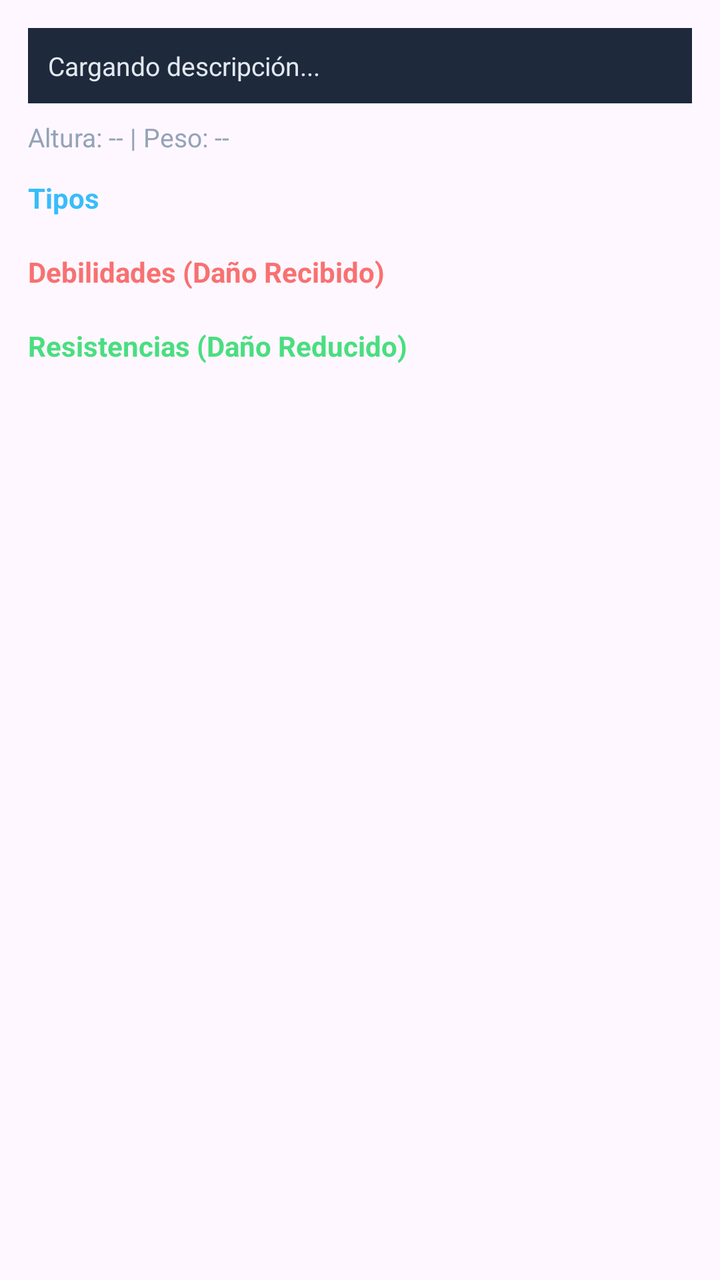
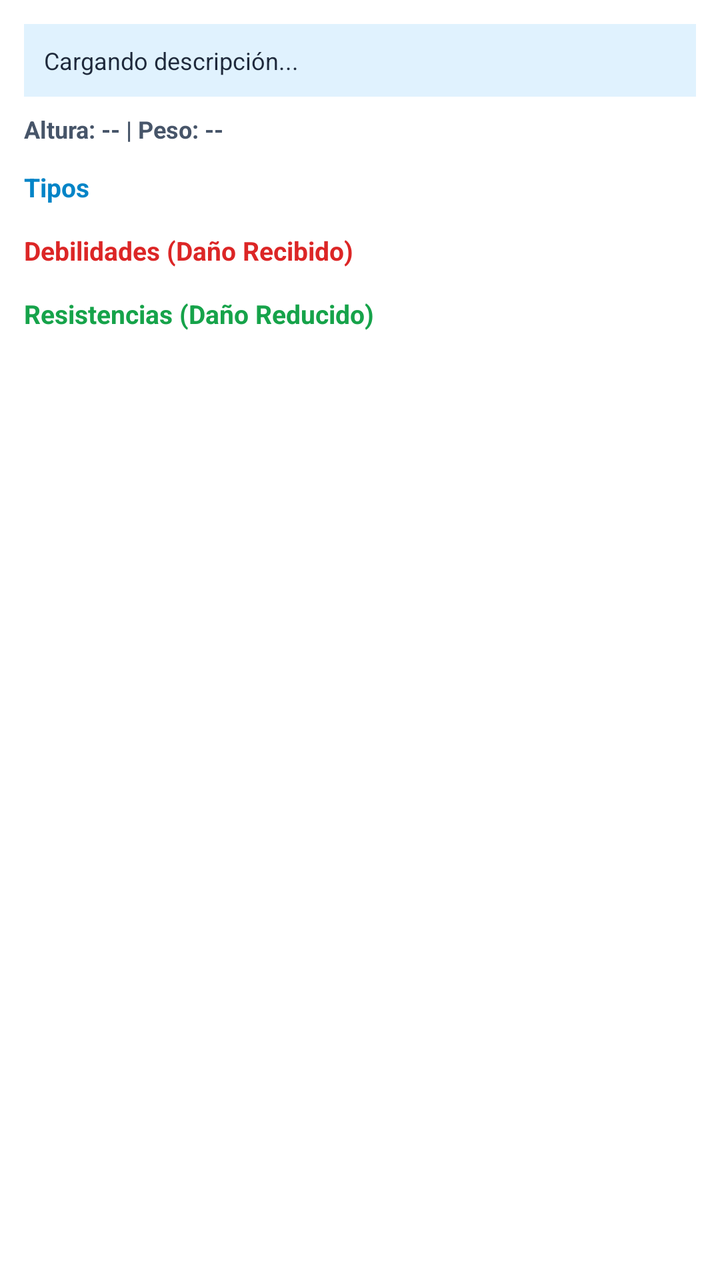

Before-and-after screenshots of an Android layout around one commit, followed by the original layout XML and the change that was made.
<!-- AndroidManifest.xml: application theme Theme.PokeAppiCesba -->
<!-- res/layout/fragment_tab_info.xml -->
<?xml version="1.0" encoding="utf-8"?>
<ScrollView xmlns:android="http://schemas.android.com/apk/res/android"
    android:layout_width="match_parent"
    android:layout_height="match_parent"
    android:fillViewport="true">

    <LinearLayout
        android:layout_width="match_parent"
        android:layout_height="wrap_content"
        android:orientation="vertical"
        android:padding="14dp">

        
        <TextView
            android:id="@+id/tvDescription"
            android:layout_width="match_parent"
            android:layout_height="wrap_content"
            android:text="Cargando descripción..."
            android:textColor="#E2E8F0"
            android:textSize="13sp"
            android:lineSpacingExtra="3dp"
            android:background="#1E293B"
            android:padding="10dp"
            android:layout_marginBottom="8dp" />

        <TextView
            android:id="@+id/tvDetails"
            android:layout_width="match_parent"
            android:layout_height="wrap_content"
            android:text="Altura: -- | Peso: --"
            android:textColor="#94A3B8"
            android:textSize="13sp"
            android:layout_marginBottom="12dp" />

        
        <TextView
            android:layout_width="wrap_content"
            android:layout_height="wrap_content"
            android:text="Tipos"
            android:textColor="#38BDF8"
            android:textSize="14sp"
            android:textStyle="bold"
            android:layout_marginBottom="6dp" />

        <HorizontalScrollView
            android:layout_width="match_parent"
            android:layout_height="wrap_content"
            android:scrollbars="none"
            android:layout_marginBottom="12dp">

            <LinearLayout
                android:id="@+id/containerTypes"
                android:layout_width="wrap_content"
                android:layout_height="wrap_content"
                android:orientation="horizontal" />
        </HorizontalScrollView>

        
        <TextView
            android:layout_width="wrap_content"
            android:layout_height="wrap_content"
            android:text="Debilidades (Daño Recibido)"
            android:textColor="#F87171"
            android:textSize="14sp"
            android:textStyle="bold"
            android:layout_marginBottom="6dp" />

        <HorizontalScrollView
            android:layout_width="match_parent"
            android:layout_height="wrap_content"
            android:scrollbars="none"
            android:layout_marginBottom="12dp">

            <LinearLayout
                android:id="@+id/containerDebilidades"
                android:layout_width="wrap_content"
                android:layout_height="wrap_content"
                android:orientation="horizontal" />
        </HorizontalScrollView>

        
        <TextView
            android:layout_width="wrap_content"
            android:layout_height="wrap_content"
            android:text="Resistencias (Daño Reducido)"
            android:textColor="#4ADE80"
            android:textSize="14sp"
            android:textStyle="bold"
            android:layout_marginBottom="6dp" />

        <HorizontalScrollView
            android:layout_width="match_parent"
            android:layout_height="wrap_content"
            android:scrollbars="none">

            <LinearLayout
                android:id="@+id/containerResistencias"
                android:layout_width="wrap_content"
                android:layout_height="wrap_content"
                android:orientation="horizontal" />
        </HorizontalScrollView>

    </LinearLayout>
</ScrollView>
<!-- resources referenced by this layout -->
<resources>
  <style name="Theme.PokeAppiCesba" parent="Base.Theme.PokeAppiCesba" />
  <style name="Base.Theme.PokeAppiCesba" parent="Theme.Material3.DayNight.NoActionBar">
          
          
      </style>
</resources>

<!-- the commit's change to res/layout/fragment_tab_info.xml (unified diff, before → after) -->
@@ -2,13 +2,14 @@
 <ScrollView xmlns:android="http://schemas.android.com/apk/res/android"
     android:layout_width="match_parent"
     android:layout_height="match_parent"
+    android:background="#FFFFFF"
     android:fillViewport="true">
 
     <LinearLayout
         android:layout_width="match_parent"
         android:layout_height="wrap_content"
         android:orientation="vertical"
-        android:padding="14dp">
+        android:padding="12dp">
 
         
         <TextView
@@ -16,10 +17,10 @@
             android:layout_width="match_parent"
             android:layout_height="wrap_content"
             android:text="Cargando descripción..."
-            android:textColor="#E2E8F0"
-            android:textSize="13sp"
+            android:textColor="#1E293B"
+            android:textSize="12sp"
             android:lineSpacingExtra="3dp"
-            android:background="#1E293B"
+            android:background="#E0F2FE"
             android:padding="10dp"
             android:layout_marginBottom="8dp" />
 
@@ -28,8 +29,9 @@
             android:layout_width="match_parent"
             android:layout_height="wrap_content"
             android:text="Altura: -- | Peso: --"
-            android:textColor="#94A3B8"
-            android:textSize="13sp"
+            android:textColor="#475569"
+            android:textSize="12sp"
+            android:textStyle="bold"
             android:layout_marginBottom="12dp" />
 
         
@@ -37,16 +39,16 @@
             android:layout_width="wrap_content"
             android:layout_height="wrap_content"
             android:text="Tipos"
-            android:textColor="#38BDF8"
-            android:textSize="14sp"
+            android:textColor="#0284C7"
+            android:textSize="13sp"
             android:textStyle="bold"
-            android:layout_marginBottom="6dp" />
+            android:layout_marginBottom="4dp" />
 
         <HorizontalScrollView
             android:layout_width="match_parent"
             android:layout_height="wrap_content"
             android:scrollbars="none"
-            android:layout_marginBottom="12dp">
+            android:layout_marginBottom="10dp">
 
             <LinearLayout
                 android:id="@+id/containerTypes"
@@ -60,16 +62,16 @@
             android:layout_width="wrap_content"
             android:layout_height="wrap_content"
             android:text="Debilidades (Daño Recibido)"
-            android:textColor="#F87171"
-            android:textSize="14sp"
+            android:textColor="#DC2626"
+            android:textSize="13sp"
             android:textStyle="bold"
-            android:layout_marginBottom="6dp" />
+            android:layout_marginBottom="4dp" />
 
         <HorizontalScrollView
             android:layout_width="match_parent"
             android:layout_height="wrap_content"
             android:scrollbars="none"
-            android:layout_marginBottom="12dp">
+            android:layout_marginBottom="10dp">
 
             <LinearLayout
                 android:id="@+id/containerDebilidades"
@@ -83,10 +85,10 @@
             android:layout_width="wrap_content"
             android:layout_height="wrap_content"
             android:text="Resistencias (Daño Reducido)"
-            android:textColor="#4ADE80"
-            android:textSize="14sp"
+            android:textColor="#16A34A"
+            android:textSize="13sp"
             android:textStyle="bold"
-            android:layout_marginBottom="6dp" />
+            android:layout_marginBottom="4dp" />
 
         <HorizontalScrollView
             android:layout_width="match_parent"
